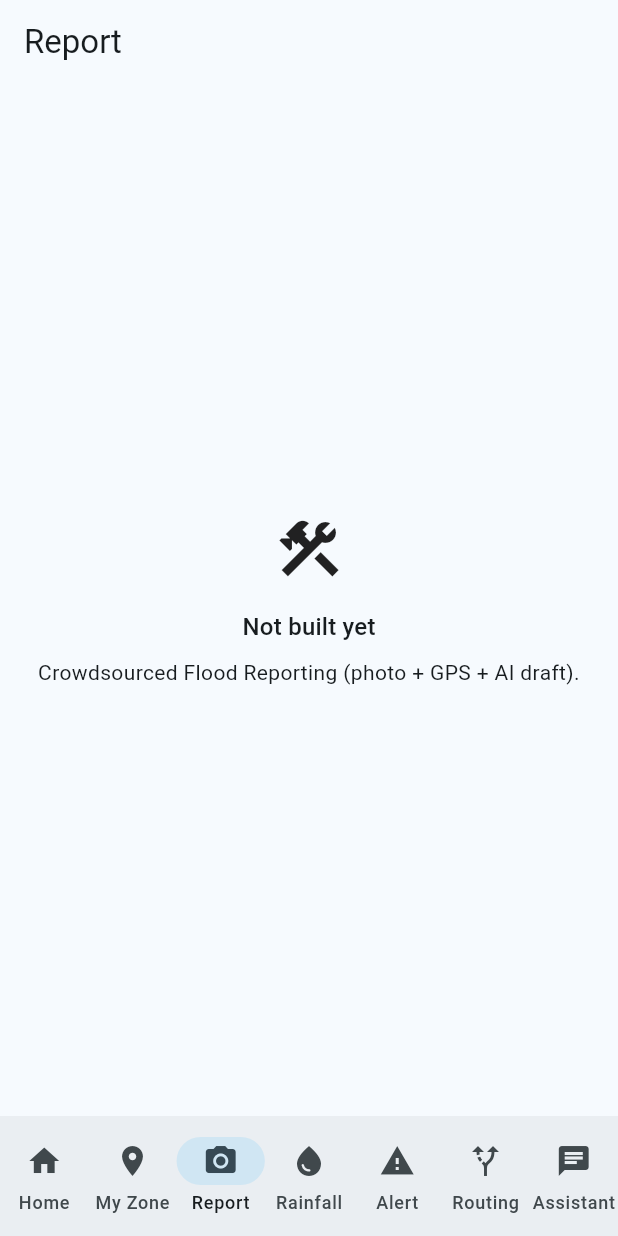
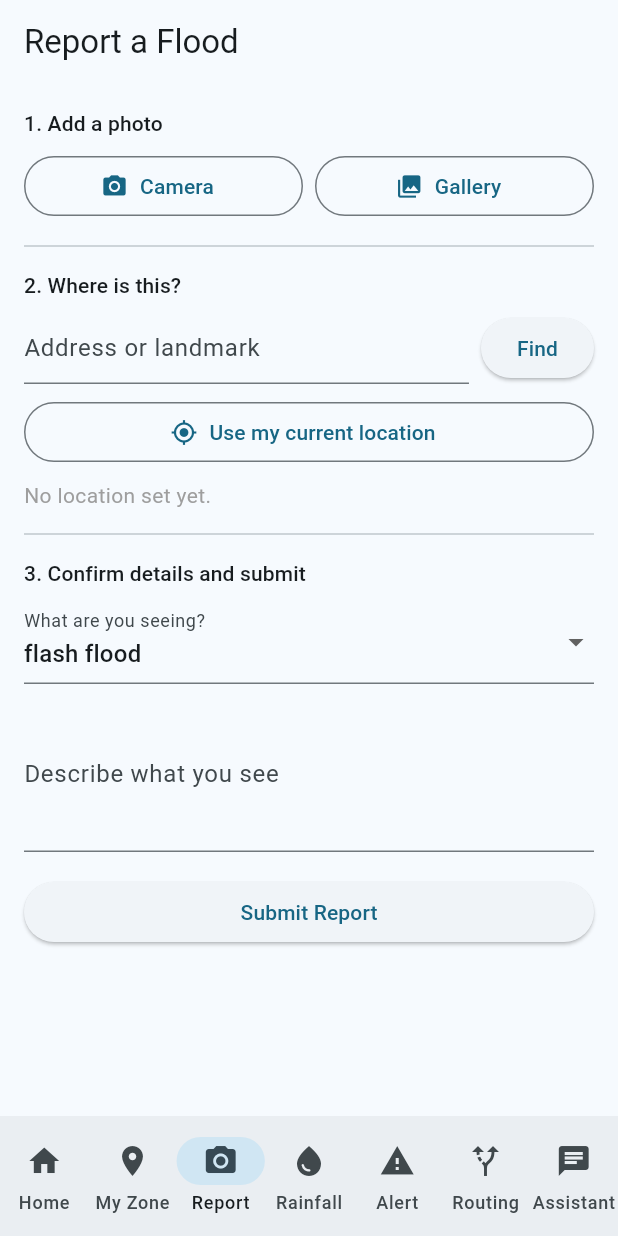
Before and after one commit to ROBERT-ADDO-ASANTE-DARKO/ThirdWave, a Flutter app: the screen it shows after launch, item 3 of the bottom bar chosen, on a phone screen of 412 x 824 dp. Run offline on Flutter 3.47's test engine with Material 3 defaults, Android fonts, the phone set to English and light mode, and no system bars; our stand-ins replace firebase_core, firebase_messaging, geolocator, image_picker, shared_preferences; accounts and stored records are empty; network calls fail.

Commit message:
Add report_screen.dart, Flutter half of Phase 4 feature #2
Camera/gallery capture (image_picker), "Draft with AI" calling the new
POST /reports/draft and showing the annotated image with editable
description/hazard defaulting from the draft (never auto-submitted, same
discipline as citizen_report.py), location via address search
(GET /geocode) or live GPS (geolocator), then submit via multipart
POST /reports carrying both the original and annotated photos when one
exists. ApiClient gained postMultipart() (bytes-based, not tied to
image_picker's XFile type, so the service layer stays decoupled from a
specific picker package) for this and future multipart needs.

AndroidManifest.xml: added CAMERA/ACCESS_FINE_LOCATION/ACCESS_COARSE_LOCATION
permissions, XML validated immediately after editing this time (see
MOBILE_APP_PHASES.md's app-shell section for why that's a standing habit
now, not optional).

flutter analyze clean. Not build/run-tested on a real device -- same
hardware pause as feature #1.

Co-Authored-By: Claude Sonnet 5 <noreply@anthropic.com>

```diff
--- a/citizen_app/lib/main.dart
+++ b/citizen_app/lib/main.dart
@@ -9,6 +9,7 @@ import 'package:flutter/material.dart';
 import 'screens/address_vulnerability_screen.dart';
 import 'screens/home_screen.dart';
 import 'screens/placeholder_screen.dart';
+import 'screens/report_screen.dart';
 import 'services/api_client.dart';
 import 'services/identity_service.dart';
 import 'services/push_service.dart';
@@ -68,10 +69,7 @@ class _NavShellState extends State<_NavShell> {
     final screens = [
       HomeScreen(reporterRef: widget.reporterRef, pushService: widget.pushService, apiClient: widget.apiClient),
       AddressVulnerabilityScreen(apiClient: widget.apiClient),
-      const PlaceholderScreen(
-        title: 'Report',
-        featureNote: 'Crowdsourced Flood Reporting (photo + GPS + AI draft).',
-      ),
+      ReportScreen(apiClient: widget.apiClient, reporterRef: widget.reporterRef),
       const PlaceholderScreen(
         title: 'Rainfall',
         featureNote: '6-hour precipitation outlook per zone.',
--- /dev/null
+++ b/citizen_app/lib/screens/report_screen.dart
@@ -0,0 +1,297 @@
+// report_screen.dart — Phase 4 feature #2, Crowdsourced Flood Reporting.
+// Mirrors streamlit_app/features/citizen_report.py's flow: photo -> AI
+// draft (editable, never auto-submitted) -> location -> submit. Backed by
+// POST /reports/draft (backend/vlm_client.py, a faithful port of
+// streamlit_app/vlm_client.py) and POST /reports.
+
+import 'dart:convert';
+import 'dart:typed_data';
+
+import 'package:flutter/material.dart';
+import 'package:geolocator/geolocator.dart';
+import 'package:image_picker/image_picker.dart';
+
+import '../services/api_client.dart';
+
+const _hazardTypes = ['flash_flood', 'urban_flood', 'river_flood'];
+
+class ReportScreen extends StatefulWidget {
+  final ApiClient apiClient;
+  final String reporterRef;
+  const ReportScreen({super.key, required this.apiClient, required this.reporterRef});
+
+  @override
+  State<ReportScreen> createState() => _ReportScreenState();
+}
+
+class _ReportScreenState extends State<ReportScreen> {
+  final _picker = ImagePicker();
+  final _descriptionController = TextEditingController();
+  final _addressController = TextEditingController();
+
+  XFile? _photo;
+  Uint8List? _photoBytes;
+  bool _draftLoading = false;
+  Map<String, dynamic>? _draft;
+  Uint8List? _annotatedBytes;
+  String _hazard = _hazardTypes[0];
+
+  double? _lat, _lon;
+  String? _locationLabel;
+  bool _locating = false;
+
+  bool _submitting = false;
+  String? _statusMessage;
+  bool _statusIsError = false;
+
+  Future<void> _pickPhoto(ImageSource source) async {
+    final file = await _picker.pickImage(source: source, imageQuality: 85);
+    if (file == null) return;
+    final bytes = await file.readAsBytes();
+    setState(() {
+      _photo = file;
+      _photoBytes = bytes;
+      _draft = null;
+      _annotatedBytes = null;
+    });
+  }
+
+  Future<void> _draftWithAI() async {
+    if (_photoBytes == null) return;
+    setState(() {
+      _draftLoading = true;
+      _statusMessage = null;
+    });
+    try {
+      final resp = await widget.apiClient.postMultipart(
+        '/reports/draft',
+        files: [MultipartFilePart('photo', _photoBytes!, _photo!.name)],
+      );
+      if (resp.statusCode != 200) {
+        setState(() => _statusMessage = 'AI description unavailable (${resp.statusCode}). You can still describe it yourself below.');
+        return;
+      }
+      final body = jsonDecode(resp.body) as Map<String, dynamic>;
+      if (body['error'] != null) {
+        setState(() => _statusMessage = 'AI description unavailable (${body['error']}). You can still describe it yourself below.');
+        return;
+      }
+      setState(() {
+        _draft = body;
+        if (body['annotated_image_base64'] != null) {
+          _annotatedBytes = base64Decode(body['annotated_image_base64'] as String);
+        }
+        if (body['shows_flooding'] == true) {
+          _descriptionController.text = body['description'] as String? ?? '';
+          final suggested = body['suggested_hazard_type'] as String?;
+          if (suggested != null && _hazardTypes.contains(suggested)) _hazard = suggested;
+        }
+      });
+    } catch (e) {
+      setState(() => _statusMessage = 'AI description unavailable ($e). You can still describe it yourself below.');
+    } finally {
+      setState(() => _draftLoading = false);
+    }
+  }
+
+  Future<void> _findAddress() async {
+    final address = _addressController.text.trim();
+    if (address.isEmpty) return;
+    try {
+      final resp = await widget.apiClient.get('/geocode', query: {'address': address});
+      final body = jsonDecode(resp.body) as Map<String, dynamic>;
+      if (body['error'] != null) {
+        setState(() => _statusMessage = "Couldn't find that address. Try a more specific landmark, or use your location instead.");
+        return;
+      }
+      setState(() {
+        _lat = (body['lat'] as num).toDouble();
+        _lon = (body['lon'] as num).toDouble();
+        _locationLabel = body['resolved_address'] as String?;
+        _statusMessage = null;
+      });
+    } catch (e) {
+      setState(() => _statusMessage = 'Could not reach backend: $e');
+    }
+  }
+
+  Future<void> _useCurrentLocation() async {
+    setState(() => _locating = true);
+    try {
+      if (!await Geolocator.isLocationServiceEnabled()) {
+        setState(() => _statusMessage = 'Location services are off.');
+        return;
+      }
+      var permission = await Geolocator.checkPermission();
+      if (permission == LocationPermission.denied) {
+        permission = await Geolocator.requestPermission();
+      }
+      if (permission == LocationPermission.denied || permission == LocationPermission.deniedForever) {
+        setState(() => _statusMessage = 'Location permission denied.');
+        return;
+      }
+      final pos = await Geolocator.getCurrentPosition();
+      setState(() {
+        _lat = pos.latitude;
+        _lon = pos.longitude;
+        _locationLabel = 'Current location (${pos.latitude.toStringAsFixed(5)}, ${pos.longitude.toStringAsFixed(5)})';
+        _statusMessage = null;
+      });
+    } catch (e) {
+      setState(() => _statusMessage = 'Could not get location: $e');
+    } finally {
+      setState(() => _locating = false);
+    }
+  }
+
+  Future<void> _submit() async {
+    if (_lat == null || _lon == null) {
+      setState(() { _statusMessage = 'Please set a location before submitting.'; _statusIsError = true; });
+      return;
+    }
+    if (_descriptionController.text.trim().isEmpty) {
+      setState(() { _statusMessage = 'Please describe what you see.'; _statusIsError = true; });
+      return;
+    }
+    setState(() { _submitting = true; _statusMessage = null; });
+
+    final fields = <String, String>{
+      'lon': _lon!.toString(), 'lat': _lat!.toString(),
+      'hazard_type': _hazard, 'description': _descriptionController.text.trim(),
+      'reporter_ref': widget.reporterRef,
+      'ai_assisted': (_draft != null).toString(),
+    };
+    if (_locationLabel != null) fields['location_label'] = _locationLabel!;
+    final depth = _draft?['depth_estimate_m'] as Map<String, dynamic>?;
+    if (depth != null) {
+      fields['depth_lo_m'] = depth['low'].toString();
+      fields['depth_hi_m'] = depth['high'].toString();
+    }
+
+    final files = <MultipartFilePart>[];
+    if (_photoBytes != null) files.add(MultipartFilePart('photo', _photoBytes!, _photo!.name));
+    if (_annotatedBytes != null) files.add(MultipartFilePart('annotated_photo', _annotatedBytes!, 'annotated.jpg'));
+
+    try {
+      final resp = await widget.apiClient.postMultipart('/reports', fields: fields, files: files);
+      if (resp.statusCode != 200) {
+        setState(() { _statusMessage = 'Submission failed (${resp.statusCode}): ${resp.body}'; _statusIsError = true; });
+        return;
+      }
+      final body = jsonDecode(resp.body) as Map<String, dynamic>;
+      final districtNote = body['district'] != null
+          ? ' Routed to ${body['district']}.'
+          : ' Outside the pilot district -- no officer queue covers this point yet.';
+      setState(() {
+        _statusMessage = 'Report ${body['id']} submitted -- Under Review.$districtNote';
+        _statusIsError = false;
+        _photo = null; _photoBytes = null; _draft = null; _annotatedBytes = null;
+        _descriptionController.clear();
+        _lat = null; _lon = null; _locationLabel = null;
+        _addressController.clear();
+        _hazard = _hazardTypes[0];
+      });
+    } catch (e) {
+      setState(() { _statusMessage = 'Could not reach backend: $e'; _statusIsError = true; });
+    } finally {
+      setState(() => _submitting = false);
+    }
+  }
+
+  @override
+  Widget build(BuildContext context) {
+    return Scaffold(
+      appBar: AppBar(title: const Text('Report a Flood')),
+      body: ListView(
+        padding: const EdgeInsets.all(16),
+        children: [
+          Text('1. Add a photo', style: Theme.of(context).textTheme.titleSmall),
+          const SizedBox(height: 8),
+          Row(children: [
+            Expanded(child: OutlinedButton.icon(
+              onPressed: () => _pickPhoto(ImageSource.camera),
+              icon: const Icon(Icons.camera_alt), label: const Text('Camera'),
+            )),
+            const SizedBox(width: 8),
+            Expanded(child: OutlinedButton.icon(
+              onPressed: () => _pickPhoto(ImageSource.gallery),
+              icon: const Icon(Icons.photo_library), label: const Text('Gallery'),
+            )),
+          ]),
+          if (_photoBytes != null) ...[
+            const SizedBox(height: 12),
+            Image.memory(_annotatedBytes ?? _photoBytes!, height: 220, fit: BoxFit.contain),
+            const SizedBox(height: 8),
+            OutlinedButton.icon(
+              onPressed: _draftLoading ? null : _draftWithAI,
+              icon: _draftLoading
+                  ? const SizedBox(width: 16, height: 16, child: CircularProgressIndicator(strokeWidth: 2))
+                  : const Icon(Icons.auto_awesome),
+              label: const Text('Draft description with AI'),
+            ),
+          ],
+          if (_draft != null) ...[
+            const SizedBox(height: 8),
+            if (_draft!['shows_flooding'] == false)
+              Text("AI couldn't confirm this photo shows flooding: ${_draft!['note'] ?? ''}", style: const TextStyle(fontStyle: FontStyle.italic))
+            else ...[
+              Text('AI-suggested description -- check it\'s accurate before submitting:', style: const TextStyle(fontWeight: FontWeight.bold)),
+              if (_draft!['depth_estimate_m'] != null)
+                Text('Estimated depth: ${_draft!['depth_estimate_m']['low']}-${_draft!['depth_estimate_m']['high']}m (triage-quality estimate, not survey-grade)'),
+            ],
+          ],
+          const Divider(height: 32),
+
+          Text('2. Where is this?', style: Theme.of(context).textTheme.titleSmall),
+          const SizedBox(height: 8),
+          Row(children: [
+            Expanded(child: TextField(controller: _addressController, decoration: const InputDecoration(hintText: 'Address or landmark'))),
+            const SizedBox(width: 8),
+            ElevatedButton(onPressed: _findAddress, child: const Text('Find')),
+          ]),
+          const SizedBox(height: 8),
+          OutlinedButton.icon(
+            onPressed: _locating ? null : _useCurrentLocation,
+            icon: _locating
+                ? const SizedBox(width: 16, height: 16, child: CircularProgressIndicator(strokeWidth: 2))
+                : const Icon(Icons.my_location),
+            label: const Text('Use my current location'),
+          ),
+          const SizedBox(height: 8),
+          if (_locationLabel != null)
+            Text('Location set: $_locationLabel', style: const TextStyle(color: Colors.green))
+          else
+            const Text('No location set yet.', style: TextStyle(color: Colors.grey)),
+          const Divider(height: 32),
+
+          Text('3. Confirm details and submit', style: Theme.of(context).textTheme.titleSmall),
+          const SizedBox(height: 8),
+          DropdownButtonFormField<String>(
+            initialValue: _hazard,
+            items: _hazardTypes.map((h) => DropdownMenuItem(value: h, child: Text(h.replaceAll('_', ' ')))).toList(),
+            onChanged: (v) => setState(() => _hazard = v ?? _hazard),
+            decoration: const InputDecoration(labelText: 'What are you seeing?'),
+          ),
+          const SizedBox(height: 8),
+          TextField(
+            controller: _descriptionController,
+            maxLines: 3,
+            decoration: const InputDecoration(
+              labelText: 'Describe what you see',
+              hintText: 'e.g. Water rising fast near the market, cars stuck',
+            ),
+          ),
+          const SizedBox(height: 16),
+          ElevatedButton(
+            onPressed: _submitting ? null : _submit,
+            child: _submitting ? const CircularProgressIndicator() : const Text('Submit Report'),
+          ),
+          if (_statusMessage != null) ...[
+            const SizedBox(height: 12),
+            Text(_statusMessage!, style: TextStyle(color: _statusIsError ? Colors.red : Colors.green)),
+          ],
+        ],
+      ),
+    );
+  }
+}
--- a/citizen_app/lib/services/api_client.dart
+++ b/citizen_app/lib/services/api_client.dart
@@ -37,4 +37,31 @@ class ApiClient {
       body: jsonEncode(body),
     );
   }
+
+  /// Takes raw bytes rather than an image_picker XFile so this module
+  /// doesn't need to depend on that package -- the caller reads the file
+  /// itself and hands over bytes + a field name + filename.
+  Future<http.Response> postMultipart(
+    String path, {
+    Map<String, String>? fields,
+    List<MultipartFilePart>? files,
+  }) async {
+    final base = await getBaseUrl();
+    final request = http.MultipartRequest('POST', Uri.parse('$base$path'));
+    if (fields != null) request.fields.addAll(fields);
+    if (files != null) {
+      for (final f in files) {
+        request.files.add(http.MultipartFile.fromBytes(f.field, f.bytes, filename: f.filename));
+      }
+    }
+    final streamed = await request.send();
+    return http.Response.fromStream(streamed);
+  }
 }
+
+class MultipartFilePart {
+  final String field;
+  final List<int> bytes;
+  final String filename;
+  MultipartFilePart(this.field, this.bytes, this.filename);
+}
--- a/citizen_app/pubspec.yaml
+++ b/citizen_app/pubspec.yaml
@@ -39,6 +39,8 @@ dependencies:
   http: ^1.6.0
   shared_preferences: ^2.5.5
   uuid: ^4.6.0
+  image_picker: ^1.2.2
+  geolocator: ^14.0.2
 
 dev_dependencies:
   flutter_test:
```
Also changed, not shown: citizen_app/pubspec.lock, 3 other files.
